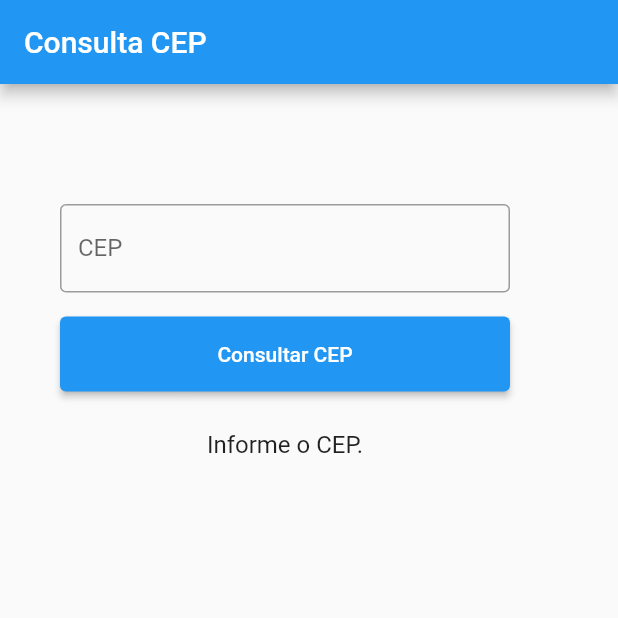
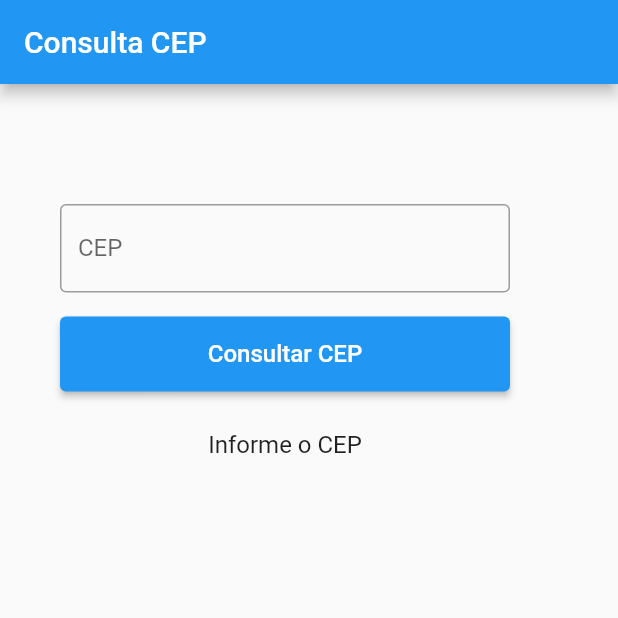
Before and after one commit to phpaulohenrique/consuming-cep-api, a Flutter app: the screen it shows after launch, after a tap on "Consultar CEP", on a phone screen of 412 x 824 dp, the top half of it. Run offline on Flutter 3.47's test engine with Material 2 defaults, Android fonts, the light colour scheme and no system bars.

Commit message:
dev final

```diff
--- a/lib/main.dart
+++ b/lib/main.dart
@@ -1,6 +1,5 @@
 import 'dart:async';
 import 'dart:convert';
-// import 'dart:js_interop';
 import 'package:flutter/services.dart';
 import 'package:flutter/material.dart';
 import 'package:http/http.dart' as http;
@@ -10,10 +9,9 @@ Future<Address> fetchAddress(String cep) async {
       .get(Uri.parse('https://viacep.com.br/ws/${int.parse(cep)}/json/'));
 
   if (response.statusCode == 200) {
-    print(response.statusCode);
     return Address.fromJson(jsonDecode(response.body));
   } else {
-    throw Exception('Erro ao consultar');
+    throw Exception('Ops, ocorreu um erro ao consultar');
   }
 }
 
@@ -65,47 +63,37 @@ class MyApp extends StatelessWidget {
   @override
   Widget build(BuildContext context) {
     return const MaterialApp(
-      title: 'Consulta endereço por CEP',
-      home: MyCustomForm(),
+      title: 'Consultar endereço pelo CEP',
+      debugShowCheckedModeBanner: false,
+      home: FormCep(),
     );
   }
 }
 
-class MyCustomForm extends StatefulWidget {
-  const MyCustomForm({super.key});
+class FormCep extends StatefulWidget {
+  const FormCep({super.key});
 
   @override
-  State<MyCustomForm> createState() => _MyCustomFormState();
+  State<FormCep> createState() => _FormCepState();
 }
 
-class _MyCustomFormState extends State<MyCustomForm> {
+class _FormCepState extends State<FormCep> {
   late Future<Address> futureAddress;
-  final myController = TextEditingController();
-  String inputCep = '78840000';
+  final inputCepController = TextEditingController();
+  String inputCep = '';
 
   void handleGetCepData(String inputCepValue) {
-//     print(inputCepValue.runtimeType);
-
     setState(() {
       inputCep = inputCepValue;
-      print(inputCep.runtimeType);
     });
 
     if (inputCep == '') {
       return;
+    } else {
+      futureAddress = fetchAddress(inputCep);
     }
-    futureAddress = fetchAddress(inputCep);
-
-    // print(futureAddress);
   }
 
-  @override
-//   void didChangeDependencies() {
-//     super.didChangeDependencies();
-//     futureAddress = fetchAddress(inputCep);
-
-// //     if (inputCep.toString().length > 1) {}
-//   }
   @override
   void initState() {
     super.initState();
@@ -114,7 +102,7 @@ class _MyCustomFormState extends State<MyCustomForm> {
 
   @override
   void dispose() {
-    myController.dispose();
+    inputCepController.dispose();
     super.dispose();
   }
 
@@ -127,7 +115,6 @@ class _MyCustomFormState extends State<MyCustomForm> {
       body: Padding(
         padding: const EdgeInsets.fromLTRB(40, 80, 0, 0),
         child: Column(
-
           crossAxisAlignment: CrossAxisAlignment.center,
           children: <Widget>[
             SizedBox(
@@ -135,7 +122,7 @@ class _MyCustomFormState extends State<MyCustomForm> {
               child: Padding(
                 padding: const EdgeInsets.all(0),
                 child: TextField(
-                  controller: myController,
+                  controller: inputCepController,
                   keyboardType: TextInputType.number,
                   inputFormatters: <TextInputFormatter>[
                     FilteringTextInputFormatter.allow(RegExp(r'[0-9]')),
@@ -151,46 +138,49 @@ class _MyCustomFormState extends State<MyCustomForm> {
             Container(
               margin: const EdgeInsets.fromLTRB(0, 16, 0, 26),
               child: SizedBox(
-                height: 50, //height of button
-                width: 300, //width of button
-
+                height: 50,
+                width: 300,
                 child: ElevatedButton(
-                  //             style: ElevatedButton.styleFrom(padding: EdgeInsets.all(10)),
                   onPressed: () {
-                    handleGetCepData(myController.text);
+                    handleGetCepData(inputCepController.text);
                   },
-                  child: const Text('Consultar CEP'),
+                  child: const Text('Consultar CEP',
+                      style: TextStyle(fontSize: 16)),
                 ),
               ),
             ),
-            inputCep == ''
-                ? const Text('Informe o CEP.', style: TextStyle(fontSize: 16))
+            inputCep.isEmpty
+                ? const Text('Informe o CEP', style: TextStyle(fontSize: 16))
+                : inputCep.length >= 1 && inputCep.length != 8
+                    ? const Text('CEP Inválido',
+                        style: TextStyle(fontSize: 16, color: Colors.red))
                     : SizedBox(
                         width: 300.0,
                         height: 200.0,
-      //             margin: EdgeInsets.only(top: 24),
                         child: FutureBuilder<Address>(
                           future: futureAddress,
                           builder: (context, snapshot) {
-                        if (snapshot.connectionState == ConnectionState.waiting) {
+                            if (snapshot.connectionState ==
+                                ConnectionState.waiting) {
                               return const CircularProgressIndicator();
                             } else if (snapshot.hasError) {
-                          print(snapshot.toString());
-                          return Text('Erro: ${snapshot.error}');
+                              return Text(
+                                  'Ocorreu um erro, verifique se o CEP informado está correto. Erro: ${snapshot.error}');
                             } else if (snapshot.hasData) {
                               final data = snapshot.data!.getData();
-                          print(data);
+
                               return ListView(
                                 children: data.keys.map((key) {
                                   return data[key] == ''
                                       ? Text('$key: não informado',
-                                      style: TextStyle(fontSize: 16))
+                                          style: const TextStyle(fontSize: 16))
                                       : Text('$key: ${data[key]}',
-                                      style: TextStyle(fontSize: 16));
+                                          style: const TextStyle(fontSize: 16));
                                 }).toList(),
                               );
                             } else {
-                          return const Text('Nenhuma informação disponível');
+                              return const Text(
+                                  'Nenhuma informação disponível');
                             }
                           },
                         ),
```
Lines whose indentation alone changed are shown as unchanged.
